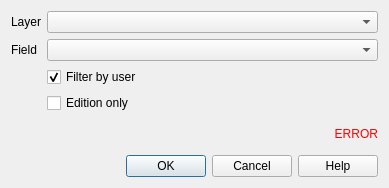
Before: the Qt Designer form lizmap/resources/ui/ui_form_filter_by_login.ui in 3liz/lizmap-plugin, drawn with Qt 5.
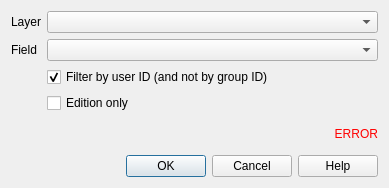
After: the same form once the commit is applied. Custom widgets are drawn as their Qt base class.

Commit message: UX - Reword the old filter by login to filter by attribute

Diff of the .ui file:
```diff
--- a/lizmap/resources/ui/ui_form_filter_by_login.ui
+++ b/lizmap/resources/ui/ui_form_filter_by_login.ui
@@ -42,7 +42,7 @@
      <item row="2" column="1">
       <widget class="QCheckBox" name="filter_by_user">
        <property name="text">
-        <string>Filter by user</string>
+        <string>Filter by user ID (and not by group ID)</string>
        </property>
        <property name="checked">
         <bool>true</bool>
```
Left out of the diff: 2 changed lines with no effect on the pictures.
